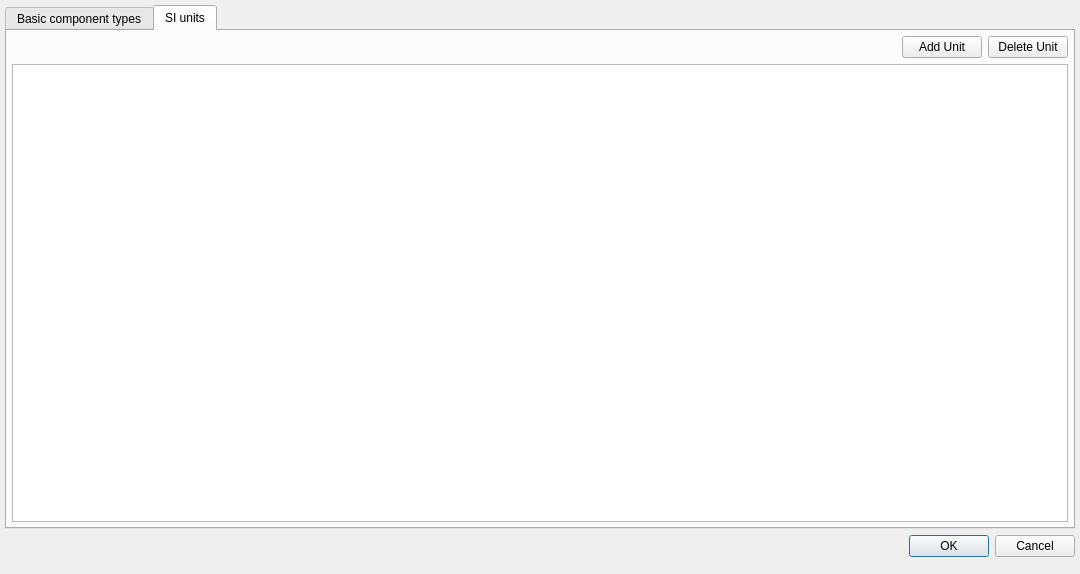
Old version of the form qt/ElUnitsWnd.ui in the repository abel-msk/PartsDB.
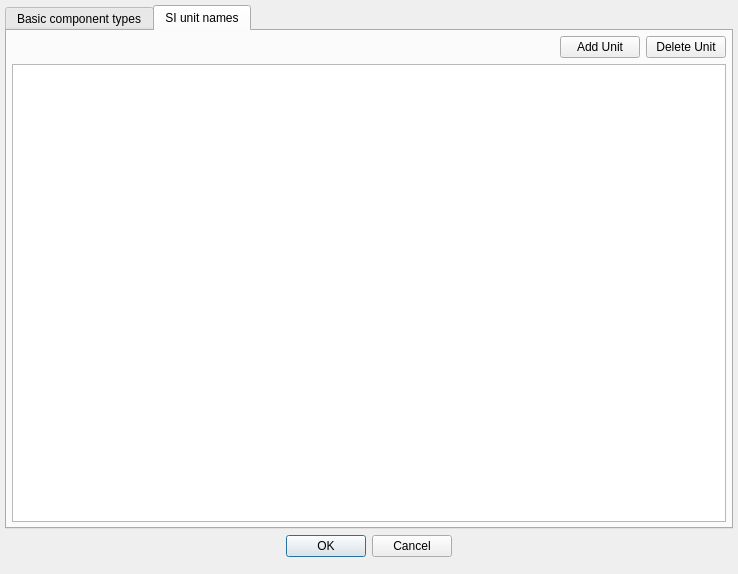
New version of the form. The open tabs and pages were chosen to show the change.

Commit message: Add catalog matching, SI aliases and project status buttons

Patch:
```diff
--- a/qt/ElUnitsWnd.ui
+++ b/qt/ElUnitsWnd.ui
@@ -6,7 +6,7 @@
    <rect>
     <x>0</x>
     <y>0</y>
-    <width>1080</width>
+    <width>738</width>
     <height>574</height>
    </rect>
   </property>
@@ -149,7 +149,7 @@
           </widget>
           <widget class="QWidget" name="units_frame">
            <attribute name="title">
-            <string>SI units</string>
+            <string>SI unit names</string>
            </attribute>
            <layout class="QVBoxLayout" name="verticalLayout_5">
             <property name="leftMargin">
@@ -227,9 +227,15 @@
                  <property name="selectionBehavior">
                   <enum>QAbstractItemView::SelectRows</enum>
                  </property>
+                 <property name="sortingEnabled">
+                  <bool>true</bool>
+                 </property>
                  <property name="cornerButtonEnabled">
                   <bool>false</bool>
                  </property>
+                 <attribute name="horizontalHeaderShowSortIndicator" stdset="0">
+                  <bool>true</bool>
+                 </attribute>
                  <attribute name="verticalHeaderVisible">
                   <bool>false</bool>
                  </attribute>
@@ -253,6 +259,9 @@
        <property name="standardButtons">
         <set>QDialogButtonBox::Cancel|QDialogButtonBox::Ok</set>
        </property>
+       <property name="centerButtons">
+        <bool>true</bool>
+       </property>
       </widget>
      </item>
     </layout>
```
Left out of the diff: 5 changed lines with no effect on the pictures. The commit also changes 37 other files.
